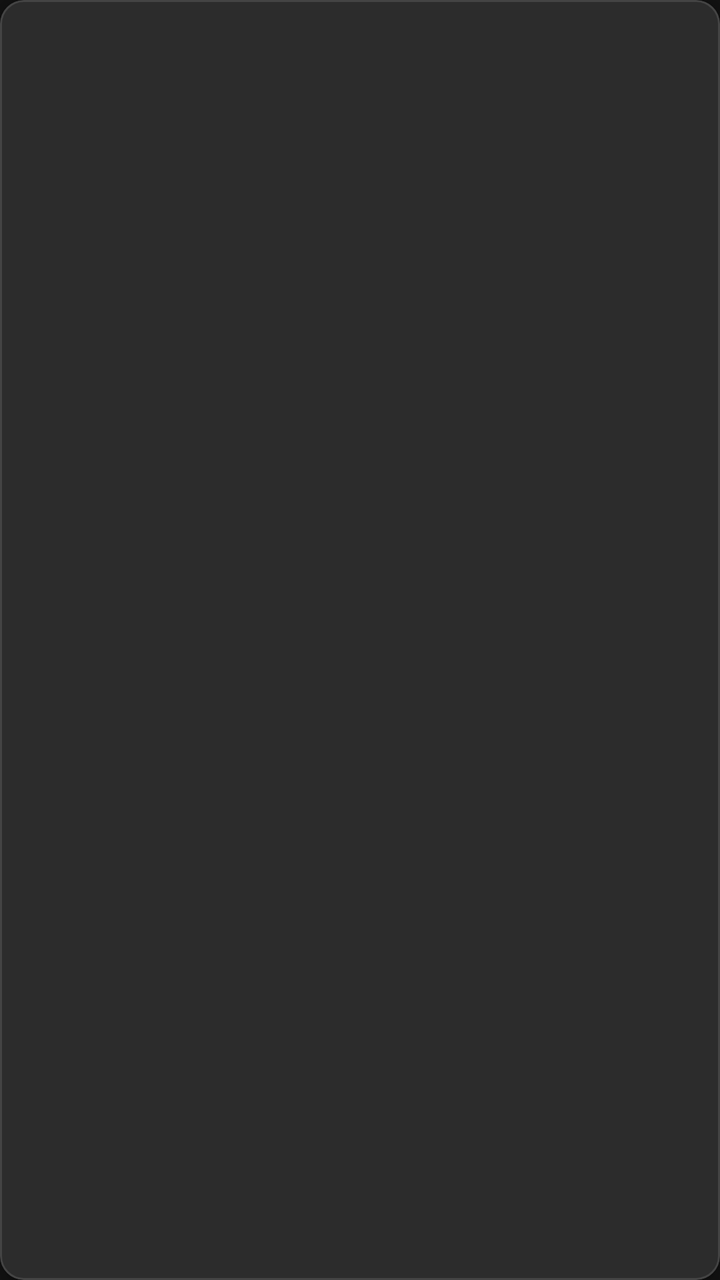
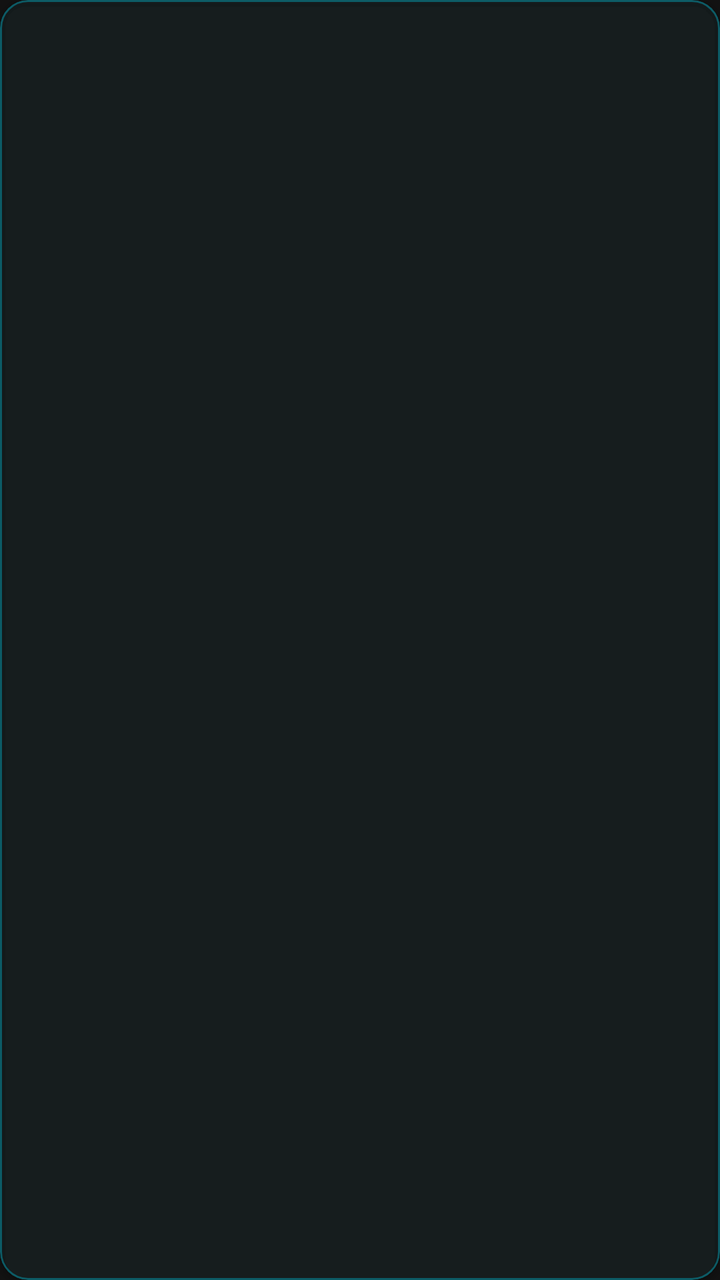

Screens rendered from an Android XML layout before and after an edit, with the pre-edit source and the edit as a unified diff.
<!-- AndroidManifest.xml: application theme Theme.VulnForgeAI -->
<!-- res/layout/item_module_card.xml -->
<?xml version="1.0" encoding="utf-8"?>
<com.google.android.material.card.MaterialCardView
    xmlns:android="http://schemas.android.com/apk/res/android"
    xmlns:app="http://schemas.android.com/apk/res-auto"
    android:id="@+id/module_card"
    android:layout_width="match_parent"
    android:layout_height="150dp"
    android:layout_margin="6dp"
    app:cardBackgroundColor="@color/card_background"
    app:cardCornerRadius="12dp"
    app:cardElevation="4dp"
    app:strokeColor="#FF444444"
    app:strokeWidth="1dp">

    <LinearLayout
        android:layout_width="match_parent"
        android:layout_height="match_parent"
        android:gravity="center"
        android:orientation="vertical"
        android:padding="12dp">

        <TextView
            android:id="@+id/module_icon"
            android:layout_width="wrap_content"
            android:layout_height="wrap_content"
            android:textSize="36sp"
            android:layout_marginBottom="8dp" />

        <TextView
            android:id="@+id/module_title"
            android:layout_width="wrap_content"
            android:layout_height="wrap_content"
            android:textColor="@color/text_primary"
            android:textSize="16sp"
            android:textStyle="bold" />

        <TextView
            android:id="@+id/module_description"
            android:layout_width="wrap_content"
            android:layout_height="wrap_content"
            android:textColor="@color/text_secondary"
            android:textSize="12sp"
            android:gravity="center"
            android:maxLines="2" />

    </LinearLayout>

</com.google.android.material.card.MaterialCardView>
<!-- resources referenced by this layout -->
<resources>
  <color name="card_background">#FF2C2C2C</color>
  <color name="text_primary">#FFFFFFFF</color>
  <color name="text_secondary">#FFB0B0B0</color>
  <style name="Theme.VulnForgeAI" parent="Theme.MaterialComponents.DayNight.DarkActionBar">
          <item name="colorPrimary">#FF0D47A1</item>
          <item name="colorPrimaryVariant">#FF002171</item>
          <item name="colorOnPrimary">#FFFFFFFF</item>
          <item name="colorSecondary">#FF00BCD4</item>
          <item name="colorSecondaryVariant">#FF008394</item>
          <item name="colorOnSecondary">#FF000000</item>
          <item name="colorError">#FFD32F2F</item>
          <item name="colorOnError">#FFFFFFFF</item>
          <item name="android:colorBackground">#FF121212</item>
          <item name="colorSurface">#FF1E1E1E</item>
          <item name="colorOnSurface">#FFFFFFFF</item>
          <item name="android:statusBarColor">#FF0D47A1</item>
          <item name="android:windowBackground">#FF121212</item>
      </style>
</resources>

<!-- the commit's change to res/layout/item_module_card.xml (unified diff, before → after) -->
@@ -3,35 +3,35 @@
     xmlns:android="http://schemas.android.com/apk/res/android"
     xmlns:app="http://schemas.android.com/apk/res-auto"
     android:id="@+id/module_card"
-    android:layout_width="match_parent"
-    android:layout_height="150dp"
+    android:layout_width="wrap_content"
+    android:layout_height="wrap_content"
     android:layout_margin="6dp"
-    app:cardBackgroundColor="@color/card_background"
-    app:cardCornerRadius="12dp"
-    app:cardElevation="4dp"
-    app:strokeColor="#FF444444"
+    app:cardBackgroundColor="#332C4A4F"
+    app:cardCornerRadius="14dp"
+    app:cardElevation="2dp"
+    app:strokeColor="#6600BCD4"
     app:strokeWidth="1dp">
 
     <LinearLayout
-        android:layout_width="match_parent"
-        android:layout_height="match_parent"
+        android:layout_width="wrap_content"
+        android:layout_height="wrap_content"
         android:gravity="center"
         android:orientation="vertical"
-        android:padding="12dp">
+        android:padding="14dp">
 
         <TextView
             android:id="@+id/module_icon"
             android:layout_width="wrap_content"
             android:layout_height="wrap_content"
-            android:textSize="36sp"
-            android:layout_marginBottom="8dp" />
+            android:textSize="28sp"
+            android:layout_marginBottom="6dp" />
 
         <TextView
             android:id="@+id/module_title"
             android:layout_width="wrap_content"
             android:layout_height="wrap_content"
             android:textColor="@color/text_primary"
-            android:textSize="16sp"
+            android:textSize="14sp"
             android:textStyle="bold" />
 
         <TextView
@@ -39,7 +39,7 @@
             android:layout_width="wrap_content"
             android:layout_height="wrap_content"
             android:textColor="@color/text_secondary"
-            android:textSize="12sp"
+            android:textSize="10sp"
             android:gravity="center"
             android:maxLines="2" />
 
<!-- resource entries referenced after the edit -->
@@ -1,6 +1,5 @@
 <!-- resources referenced by this layout -->
 <resources>
-  <color name="card_background">#FF2C2C2C</color>
   <color name="text_primary">#FFFFFFFF</color>
   <color name="text_secondary">#FFB0B0B0</color>
   <style name="Theme.VulnForgeAI" parent="Theme.MaterialComponents.DayNight.DarkActionBar">
